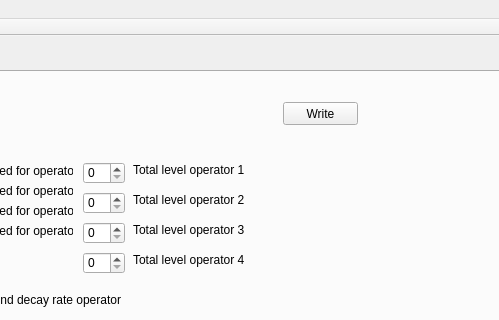
pts-demos/s1_music_gen, file mainwindow.ui: the form before one commit; both pictures show x 559 to 1058 and y 0 to 320 of the 1058 by 643 pixel window.
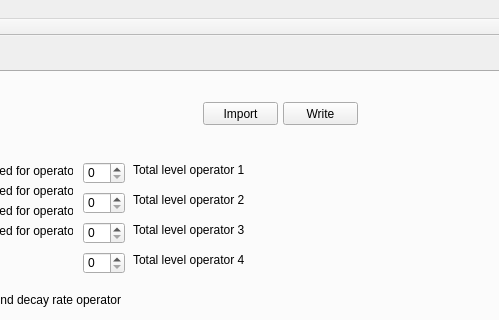
The form after the commit. Custom widgets are drawn as their Qt base class.

The edit to the form file:
```diff
--- a/mainwindow.ui
+++ b/mainwindow.ui
@@ -91,6 +91,19 @@
         <string>Write</string>
        </property>
       </widget>
+      <widget class="QPushButton" name="import_button">
+       <property name="geometry">
+        <rect>
+         <x>720</x>
+         <y>20</y>
+         <width>75</width>
+         <height>23</height>
+        </rect>
+       </property>
+       <property name="text">
+        <string>Import</string>
+       </property>
+      </widget>
      </widget>
      <widget class="QWidget" name="voices_options" native="true">
       <property name="geometry">
```
